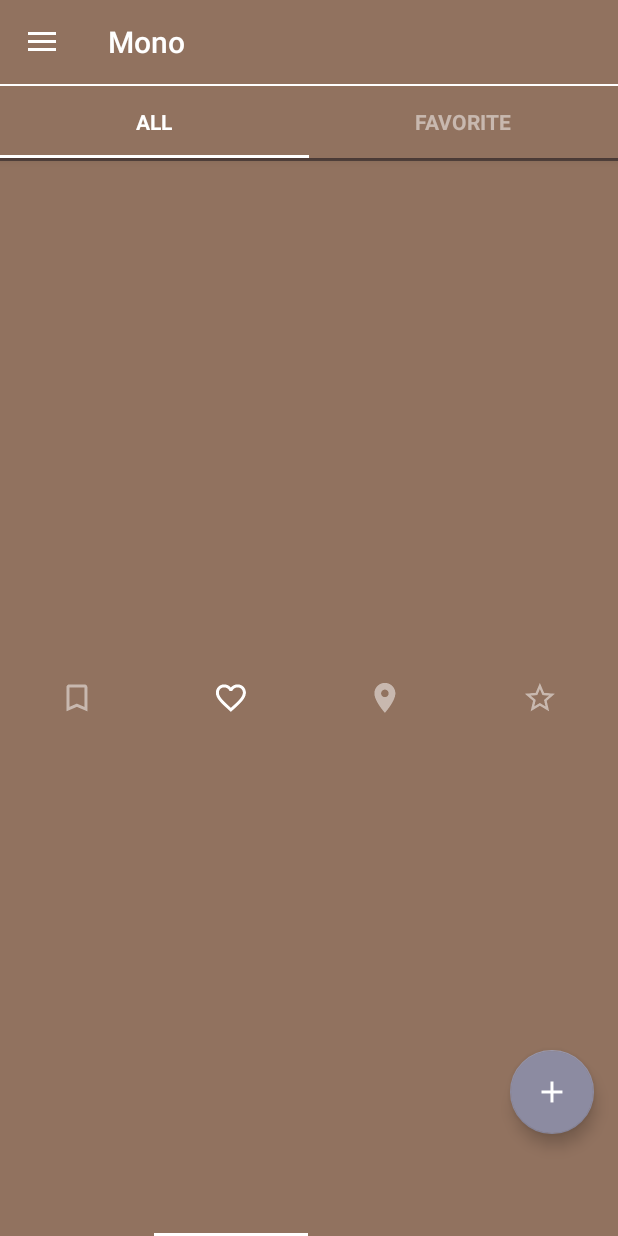
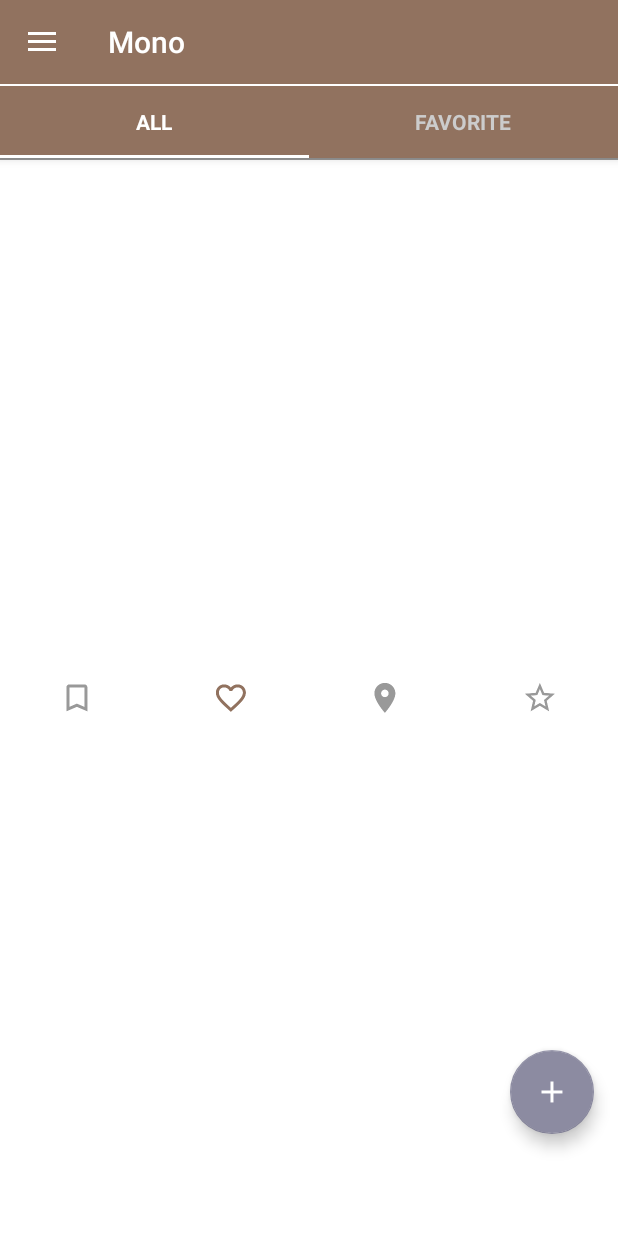
Before and after one commit to haichuand/sc_android, an Android app: the screen it shows after launch (MainActivity), tab 2 chosen, on a phone screen of 412 x 824 dp. Run offline under Robolectric (Android 15) with nearby library versions, the phone set to English and light mode, and no system bars; 5 statements that could not run were skipped.

Commit message:
Updated SimpleTabLayout to support different color states through XML Modified dock background color to white

```diff
--- a/android/Mono/app/src/main/java/com/mono/util/SimpleTabLayout.java
+++ b/android/Mono/app/src/main/java/com/mono/util/SimpleTabLayout.java
@@ -3,6 +3,7 @@ package com.mono.util;
 import android.content.Context;
 import android.content.res.TypedArray;
 import android.graphics.Color;
+import android.graphics.PorterDuff;
 import android.support.annotation.NonNull;
 import android.support.design.widget.TabLayout;
 import android.support.design.widget.TabLayout.OnTabSelectedListener;
@@ -11,20 +12,24 @@ import android.support.v4.app.Fragment;
 import android.support.v4.view.ViewPager;
 import android.util.AttributeSet;
 import android.view.View;
+import android.widget.ImageView;
 import android.widget.LinearLayout;
+import android.widget.TextView;
 
 import com.mono.R;
 import com.mono.util.SimpleTabPagerAdapter.TabPagerItem;
 
 public class SimpleTabLayout extends LinearLayout {
 
-    private static final float TAB_ALPHA_SELECTED = 1f;
-    private static final float TAB_ALPHA_UNSELECTED = 0.5f;
-
     private TabLayout tabLayout;
     private View lineView;
 
     private SimpleTabPagerAdapter adapter;
+
+    private int tabIconColor;
+    private int tabSelectedIconColor;
+    private int tabTextColor;
+    private int tabSelectedTextColor;
 
     public SimpleTabLayout(Context context) {
         this(context, null);
@@ -63,6 +68,14 @@ public class SimpleTabLayout extends LinearLayout {
         tabLayout.setSelectedTabIndicatorColor(array.getColor(
             R.styleable.SimpleTabLayout_tabIndicatorColor, Color.WHITE));
 
+        tabIconColor = array.getColor(R.styleable.SimpleTabLayout_tabIconColor, Color.LTGRAY);
+        tabSelectedIconColor =
+            array.getColor(R.styleable.SimpleTabLayout_tabSelectedIconColor, Color.WHITE);
+
+        tabTextColor = array.getColor(R.styleable.SimpleTabLayout_tabTextColor, Color.LTGRAY);
+        tabSelectedTextColor =
+            array.getColor(R.styleable.SimpleTabLayout_tabSelectedTextColor, Color.WHITE);
+
         addView(tabLayout, new LayoutParams(
             LayoutParams.MATCH_PARENT,
             LayoutParams.WRAP_CONTENT
@@ -91,10 +104,7 @@ public class SimpleTabLayout extends LinearLayout {
 
             @Override
             public void onTabSelected(Tab tab) {
-                View view = tab.getCustomView();
-                if (view != null) {
-                    view.setAlpha(TAB_ALPHA_SELECTED);
-                }
+                setTabColor(tab, true);
 
                 viewPager.setCurrentItem(tab.getPosition(), smoothScroll);
                 position = tab.getPosition();
@@ -102,10 +112,7 @@ public class SimpleTabLayout extends LinearLayout {
 
             @Override
             public void onTabUnselected(Tab tab) {
-                View view = tab.getCustomView();
-                if (view != null) {
-                    view.setAlpha(TAB_ALPHA_UNSELECTED);
-                }
+                setTabColor(tab, false);
             }
 
             @Override
@@ -128,6 +135,21 @@ public class SimpleTabLayout extends LinearLayout {
         }
     }
 
+    private void setTabColor(Tab tab, boolean selected) {
+        View view = tab.getCustomView();
+
+        if (view != null) {
+            int iconColor = selected ? tabSelectedIconColor : tabIconColor;
+            int textColor = selected ? tabSelectedTextColor : tabTextColor;
+
+            ImageView icon = (ImageView) view.findViewById(R.id.image);
+            icon.setColorFilter(iconColor, PorterDuff.Mode.SRC_ATOP);
+
+            TextView text = (TextView) view.findViewById(R.id.text);
+            text.setTextColor(textColor);
+        }
+    }
+
     public void updateTab(int position) {
         Tab tab = tabLayout.getTabAt(position);
 
@@ -135,10 +157,9 @@ public class SimpleTabLayout extends LinearLayout {
             tab.setCustomView(null);
 
             View view = adapter.getTabView(position);
-            if (position != getSelectedTabPosition()) {
-                view.setAlpha(TAB_ALPHA_UNSELECTED);
-            }
             tab.setCustomView(view);
+
+            setTabColor(tab, position == getSelectedTabPosition());
         }
     }
 
--- a/android/Mono/app/src/main/res/layout/content_main.xml
+++ b/android/Mono/app/src/main/res/layout/content_main.xml
@@ -17,8 +17,12 @@
         android:id="@+id/dock_layout"
         android:layout_width="match_parent"
         android:layout_height="wrap_content"
-        android:background="?attr/colorPrimary"
-        app:borderColor="?attr/colorPrimaryDark"
-        app:borderHeight="2dp"
+        android:background="@android:color/white"
+        app:borderColor="@color/gray"
+        app:borderHeight="1dp"
+        app:tabIconColor="@color/gray"
+        app:tabSelectedIconColor="?attr/colorPrimary"
+        app:tabTextColor="@color/gray"
+        app:tabSelectedTextColor="?attr/colorPrimary"
         app:tabIndicatorColor="@android:color/transparent"/>
 </LinearLayout>
--- a/android/Mono/app/src/main/res/values/attrs.xml
+++ b/android/Mono/app/src/main/res/values/attrs.xml
@@ -3,6 +3,10 @@
     <declare-styleable name="SimpleTabLayout">
         <attr name="borderColor" format="color"/>
         <attr name="borderHeight" format="dimension"/>
+        <attr name="tabIconColor" format="color"/>
+        <attr name="tabSelectedIconColor" format="color"/>
+        <attr name="tabTextColor"/>
+        <attr name="tabSelectedTextColor"/>
         <attr name="tabIndicatorColor"/>
     </declare-styleable>
 </resources>
--- a/android/Mono/app/src/main/res/values/colors.xml
+++ b/android/Mono/app/src/main/res/values/colors.xml
@@ -8,6 +8,7 @@
     <color name="brown">#91725F</color>
     <color name="brown_dark">#52413C</color>
     <color name="brown_light">#CBBBAD</color>
+    <color name="gray">#999999</color>
     <color name="gray_dark">#404040</color>
     <color name="gray_light">#F7F7F7</color>
     <color name="gray_light_2">#E4E4E4</color>
```
